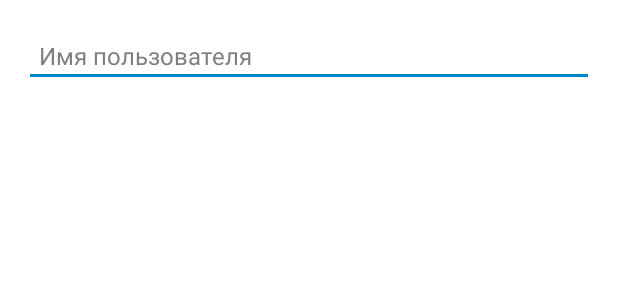
After one commit to antiguaMob/CloneTelegramApp, an Android app: the layout fragment_change_username.xml on its own in the app's theme, with its tools: preview values and no code run, on a phone screen of 412 x 824 dp. The commit adds this screen. Shown: the top 300 px of the screen. Run offline under Robolectric (Android 15) with nearby library versions, the phone set to English and light mode, and no system bars.

Commit message:
change user name in database

```diff
--- a/app/src/main/java/com/antigua/mytelegram/ui/fragments/SettingsFragment.kt
+++ b/app/src/main/java/com/antigua/mytelegram/ui/fragments/SettingsFragment.kt
@@ -26,6 +26,9 @@ class SettingsFragment :  BaseFragment(R.layout.fragment_settings) {
         settings_phone_number.text = USER.phone
         settings_status.text = USER.status
         settings_username.text = USER.username
+        settings_btn_change_username.setOnClickListener {
+            replaceFragment(ChangeUsernameFragment())
+        }
     }
 
     override fun onCreateOptionsMenu(menu: Menu, inflater: MenuInflater) {
--- a/app/src/main/java/com/antigua/mytelegram/utilits/firebaseHelper.kt
+++ b/app/src/main/java/com/antigua/mytelegram/utilits/firebaseHelper.kt
@@ -11,8 +11,9 @@ lateinit var UID: String
 lateinit var REF_DATABASE_ROOT: DatabaseReference
 lateinit var USER: User
 
+const val NODE_USERNAMES ="usernames"
+const val  NODE_USERS ="users"
 
-const val  NODE_USERS ="users"
 const val CHILD_ID = "id"
 const val CHILD_PHONE = "phone"
 const val CHILD_USERNAME = "username"
--- /dev/null
+++ b/app/src/main/res/layout/fragment_change_username.xml
@@ -0,0 +1,24 @@
+<?xml version="1.0" encoding="utf-8"?>
+<androidx.constraintlayout.widget.ConstraintLayout
+    xmlns:android="http://schemas.android.com/apk/res/android"
+    xmlns:app="http://schemas.android.com/apk/res-auto"
+    xmlns:tools="http://schemas.android.com/tools"
+    android:layout_width="match_parent"
+    android:layout_height="match_parent"
+    tools:context=".ui.fragments.ChangeUsernameFragment">
+
+    <EditText
+        android:id="@+id/settings_input_username"
+        style="@style/editText"
+        android:layout_width="match_parent"
+        android:layout_height="wrap_content"
+        android:hint="@string/settings_hint_input_username"
+        android:importantForAutofill="no"
+        android:inputType="text"
+        app:layout_constraintEnd_toEndOf="parent"
+        app:layout_constraintStart_toStartOf="parent"
+        app:layout_constraintTop_toTopOf="parent"
+        tools:ignore="TouchTargetSizeCheck" />
+
+
+</androidx.constraintlayout.widget.ConstraintLayout>
--- a/app/src/main/res/layout/fragment_settings.xml
+++ b/app/src/main/res/layout/fragment_settings.xml
@@ -92,7 +92,7 @@
 </androidx.constraintlayout.widget.ConstraintLayout>
 
     <androidx.constraintlayout.widget.ConstraintLayout
-        android:id="@+id/settings_btn_change_user_name"
+        android:id="@+id/settings_btn_change_username"
         app:layout_constraintTop_toBottomOf="@id/settings_btn_change_number_phone"
         app:layout_constraintStart_toStartOf="parent"
         app:layout_constraintEnd_toEndOf="parent"
@@ -100,7 +100,7 @@
 
         <TextView
             android:id="@+id/settings_username"
-            app:layout_constraintTop_toTopOf="@id/settings_btn_change_user_name"
+            app:layout_constraintTop_toTopOf="@id/settings_btn_change_username"
             app:layout_constraintStart_toStartOf="parent"
             tools:text="@string/settings_default_login"
             style="@style/normalText" />
@@ -120,7 +120,7 @@
 
     <androidx.constraintlayout.widget.ConstraintLayout
         android:id="@+id/settings_btn_change_bio"
-        app:layout_constraintTop_toBottomOf="@id/settings_btn_change_user_name"
+        app:layout_constraintTop_toBottomOf="@id/settings_btn_change_username"
         app:layout_constraintStart_toStartOf="parent"
         app:layout_constraintEnd_toEndOf="parent"
         style="@style/settingsButtons">
--- a/app/src/main/res/values/strings.xml
+++ b/app/src/main/res/values/strings.xml
@@ -23,4 +23,5 @@
     <string name="settings_hint_input_surname">Фамилия</string>
     <string name="settings_toast_name_is_empty">Имя не может быть пустым</string>
     <string name="toast_data_update">Данные обновлены</string>
+    <string name="settings_hint_input_username">Имя пользователя</string>
 </resources>
```
Also changed, not shown: app/src/main/java/com/antigua/mytelegram/ui/fragments/ChangeUsernameFragment.kt (added, +87 -0 lines), 1 other file.
